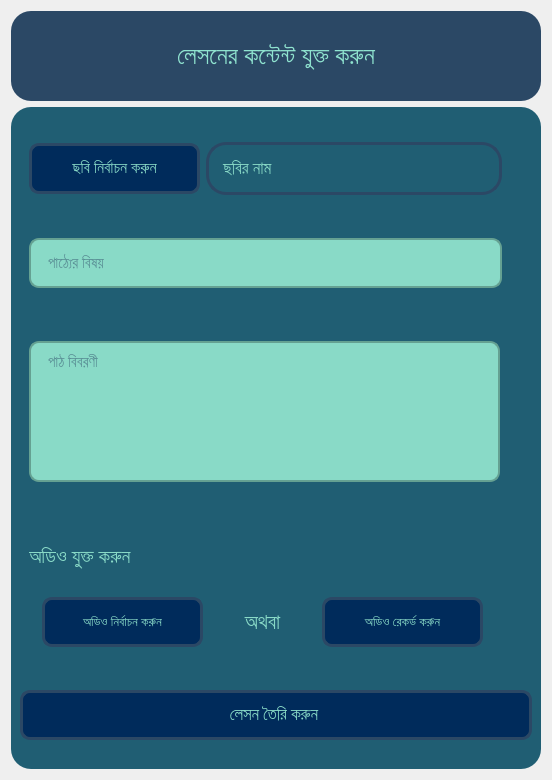
First picture: the form in EmPower/Frontend/PyQt_UI/add_lesson_content.ui, repository ahmedfahad04/SPL-2, before the edit.
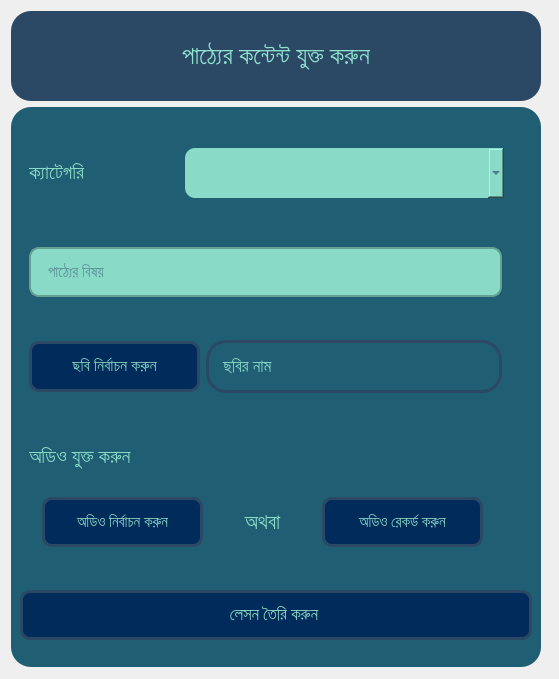
Second picture: the form after the edit.

The edit to the form file:
```diff
--- a/EmPower/Frontend/PyQt_UI/add_lesson_content.ui
+++ b/EmPower/Frontend/PyQt_UI/add_lesson_content.ui
@@ -6,15 +6,15 @@
    <rect>
     <x>0</x>
     <y>0</y>
-    <width>552</width>
-    <height>780</height>
+    <width>559</width>
+    <height>679</height>
    </rect>
   </property>
   <property name="windowTitle">
    <string>Form</string>
   </property>
-  <layout class="QVBoxLayout" name="verticalLayout">
-   <item>
+  <layout class="QFormLayout" name="formLayout">
+   <item row="0" column="0">
     <widget class="QFrame" name="top_frame">
      <property name="minimumSize">
       <size>
@@ -53,7 +53,7 @@
          <string notr="true">color: rgb(143, 227, 207);</string>
         </property>
         <property name="text">
-         <string>লেসনের কন্টেন্ট যুক্ত করুন</string>
+         <string>পাঠ্যের কন্টেন্ট যুক্ত করুন</string>
         </property>
         <property name="alignment">
          <set>Qt::AlignCenter</set>
@@ -63,7 +63,7 @@
      </layout>
     </widget>
    </item>
-   <item>
+   <item row="1" column="0">
     <widget class="QFrame" name="middle_frame">
      <property name="minimumSize">
       <size>
@@ -82,6 +82,126 @@
       <enum>QFrame::Raised</enum>
      </property>
      <layout class="QVBoxLayout" name="verticalLayout_2">
+      <item>
+       <widget class="QFrame" name="frame_3">
+        <property name="minimumSize">
+         <size>
+          <width>493</width>
+          <height>80</height>
+         </size>
+        </property>
+        <property name="maximumSize">
+         <size>
+          <width>493</width>
+          <height>80</height>
+         </size>
+        </property>
+        <property name="frameShape">
+         <enum>QFrame::StyledPanel</enum>
+        </property>
+        <property name="frameShadow">
+         <enum>QFrame::Raised</enum>
+        </property>
+        <layout class="QHBoxLayout" name="horizontalLayout_5">
+         <item>
+          <widget class="QLabel" name="lbl_category">
+           <property name="minimumSize">
+            <size>
+             <width>120</width>
+             <height>0</height>
+            </size>
+           </property>
+           <property name="maximumSize">
+            <size>
+             <width>150</width>
+             <height>16777215</height>
+            </size>
+           </property>
+           <property name="font">
+            <font>
+             <family>Hind Siliguri Medium</family>
+             <pointsize>15</pointsize>
+             <weight>50</weight>
+             <bold>false</bold>
+            </font>
+           </property>
+           <property name="styleSheet">
+            <string notr="true">color: rgb(137, 218, 199);</string>
+           </property>
+           <property name="text">
+            <string>ক্যাটেগরি</string>
+           </property>
+          </widget>
+         </item>
+         <item>
+          <widget class="QComboBox" name="comboBox">
+           <property name="minimumSize">
+            <size>
+             <width>300</width>
+             <height>50</height>
+            </size>
+           </property>
+           <property name="styleSheet">
+            <string notr="true">background-color: rgb(137, 218, 199);
+padding-left: 15px;
+border-radius: 10px;
+color: rgb(43, 72, 101);</string>
+           </property>
+          </widget>
+         </item>
+        </layout>
+       </widget>
+      </item>
+      <item>
+       <widget class="QFrame" name="frame_2">
+        <property name="minimumSize">
+         <size>
+          <width>491</width>
+          <height>71</height>
+         </size>
+        </property>
+        <property name="maximumSize">
+         <size>
+          <width>491</width>
+          <height>72</height>
+         </size>
+        </property>
+        <property name="frameShape">
+         <enum>QFrame::StyledPanel</enum>
+        </property>
+        <property name="frameShadow">
+         <enum>QFrame::Raised</enum>
+        </property>
+        <layout class="QHBoxLayout" name="horizontalLayout_3">
+         <item>
+          <widget class="QLineEdit" name="edit_lesson_tag">
+           <property name="minimumSize">
+            <size>
+             <width>330</width>
+             <height>50</height>
+            </size>
+           </property>
+           <property name="font">
+            <font>
+             <family>Hind Siliguri Medium</family>
+             <pointsize>11</pointsize>
+            </font>
+           </property>
+           <property name="styleSheet">
+            <string notr="true">background-color: rgb(137, 218, 199);
+border: 2px solid rgb(101, 161, 146);
+padding-left: 15px;
+border-radius: 10px;
+color: rgb(43, 72, 101);</string>
+           </property>
+           <property name="placeholderText">
+            <string>পাঠ্যের বিষয় </string>
+           </property>
+          </widget>
+         </item>
+        </layout>
+       </widget>
+      </item>
       <item>
        <widget class="QFrame" name="frame">
         <property name="minimumSize">
@@ -179,116 +299,6 @@
         </layout>
        </widget>
       </item>
-      <item>
-       <widget class="QFrame" name="frame_2">
-        <property name="minimumSize">
-         <size>
-          <width>491</width>
-          <height>71</height>
-         </size>
-        </property>
-        <property name="maximumSize">
-         <size>
-          <width>491</width>
-          <height>72</height>
-         </size>
-        </property>
-        <property name="frameShape">
-         <enum>QFrame::StyledPanel</enum>
-        </property>
-        <property name="frameShadow">
-         <enum>QFrame::Raised</enum>
-        </property>
-        <layout class="QHBoxLayout" name="horizontalLayout_3">
-         <item>
-          <widget class="QLineEdit" name="edit_lesson_tag">
-           <property name="minimumSize">
-            <size>
-             <width>330</width>
-             <height>50</height>
-            </size>
-           </property>
-           <property name="font">
-            <font>
-             <family>Hind Siliguri Medium</family>
-             <pointsize>11</pointsize>
-            </font>
-           </property>
-           <property name="styleSheet">
-            <string notr="true">background-color: rgb(137, 218, 199);
-border: 2px solid rgb(101, 161, 146);
-padding-left: 15px;
-border-radius: 10px;
-color: rgb(43, 72, 101);</string>
-           </property>
-           <property name="placeholderText">
-            <string>পাঠ্যের বিষয় </string>
-           </property>
-          </widget>
-         </item>
-        </layout>
-       </widget>
-      </item>
-      <item>
-       <widget class="QFrame" name="frame_3">
-        <property name="minimumSize">
-         <size>
-          <width>493</width>
-          <height>180</height>
-         </size>
-        </property>
-        <property name="maximumSize">
-         <size>
-          <width>493</width>
-          <height>180</height>
-         </size>
-        </property>
-        <property name="frameShape">
-         <enum>QFrame::StyledPanel</enum>
-        </property>
-        <property name="frameShadow">
-         <enum>QFrame::Raised</enum>
-        </property>
-        <layout class="QVBoxLayout" name="verticalLayout_4">
-         <item>
-          <widget class="QLineEdit" name="edit_lesson_description">
-           <property name="minimumSize">
-            <size>
-             <width>471</width>
-             <height>141</height>
-            </size>
-           </property>
-           <property name="maximumSize">
-            <size>
-             <width>471</width>
-             <height>141</height>
-            </size>
-           </property>
-           <property name="font">
-            <font>
-             <family>Hind Siliguri Medium</family>
-             <pointsize>11</pointsize>
-            </font>
-           </property>
-           <property name="styleSheet">
-            <string notr="true">background-color: rgb(137, 218, 199);
-border: 2px solid rgb(101, 161, 146);
-padding-left: 15px;
-padding-top: 11px;
-border-radius: 10px;
-color: rgb(43, 72, 101);</string>
-           </property>
-           <property name="alignment">
-            <set>Qt::AlignLeading|Qt::AlignLeft|Qt::AlignTop</set>
-           </property>
-           <property name="placeholderText">
-            <string>পাঠ বিবরণী</string>
-           </property>
-          </widget>
-         </item>
-        </layout>
-       </widget>
-      </item>
       <item>
        <widget class="QFrame" name="frame_5">
         <property name="minimumSize">
@@ -378,7 +388,7 @@
               <property name="font">
                <font>
                 <family>Hind Siliguri Medium</family>
-                <pointsize>10</pointsize>
+                <pointsize>11</pointsize>
                </font>
               </property>
               <property name="cursor">
@@ -461,7 +471,7 @@
               <property name="font">
                <font>
                 <family>Hind Siliguri Medium</family>
-                <pointsize>10</pointsize>
+                <pointsize>11</pointsize>
                </font>
               </property>
               <property name="cursor">
```
